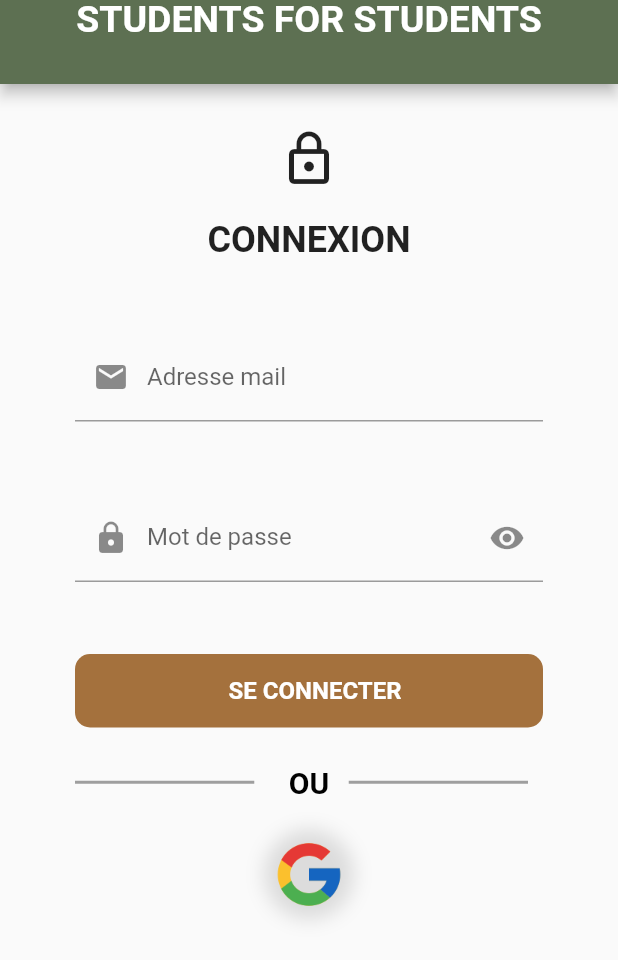
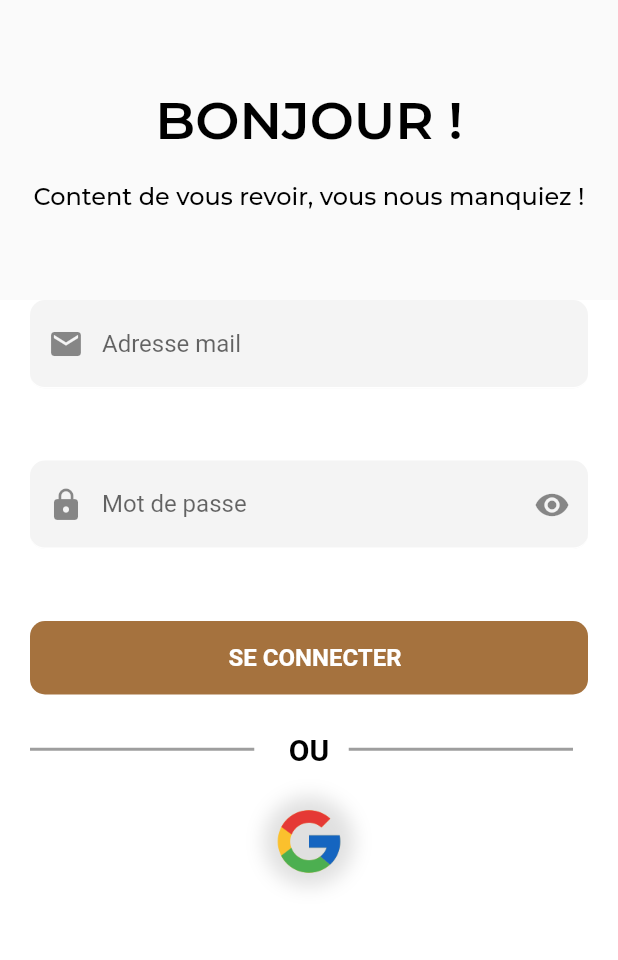
Before and after one commit to khalilkrm/StudentsForStudentsMobile, a Flutter app: the screen it shows after launch, on a phone screen of 412 x 824 dp. Shown: the top 960 px of the screen. Run offline on Flutter 3.47's test engine with Material 2 defaults, Android fonts, the phone set to English and light mode, and no system bars; our stand-ins replace cloud_firestore, firebase_core, flutter_secure_storage, google_fonts, google_maps_flutter, google_sign_in and 4 more; missing offline and left inert: flutter_polyline_points, icalendar_parser, open_file_plus, syncfusion_localizations; accounts and stored records are empty; generated files the repository leaves out were written again.

Commit message:
style auth page and fix file pdf format exception

```diff
--- a/lib/apis/urls.dart
+++ b/lib/apis/urls.dart
@@ -1,6 +1,7 @@
 String envFilename = '.env';
 String base = "10.0.2.2:7150";
 String signIn = "User/SignIn";
+String whoami = "User";
 String googleSignIn = "User/Google";
 String linkCalendar = "User/{calendarLink}";
 String calendar = "Calendar";
--- a/lib/main.dart
+++ b/lib/main.dart
@@ -73,6 +73,8 @@ Future<void> main() async {
     googleSignIn: GoogleSignIn(scopes: scopes),
   );
 
+  await userStore.findUserFromLocalStorage();
+
   final CalendarStore calendarStore =
       CalendarStore(horairixRepository: horairixRepository);
   final NavStore navStore = NavStore();
@@ -130,7 +132,7 @@ class MyApp extends StatelessWidget {
       home: Scaffold(body: Consumer<UserStore>(
         builder: (context, userStore, child) {
           if (!userStore.isSignedIn) {
-            return AuthenticationPage();
+            return const AuthenticationPage();
           } else {
             return Consumer<NavStore>(
               builder: (context, navStore, child) {
--- a/lib/repositories/file_repository.dart
+++ b/lib/repositories/file_repository.dart
@@ -17,7 +17,7 @@ class FileRepository {
     return files;
   }
 
-  Future<String> downloadFile({
+  Future<String> downloadFileContent({
     required String token,
     required String fileName,
   }) async {
--- a/lib/views/molecules/text_form_field_molecule.dart
+++ b/lib/views/molecules/text_form_field_molecule.dart
@@ -32,7 +32,7 @@ class TextFormFieldMolecule extends StatefulWidget {
 }
 
 class _TextFormFieldMoleculeState extends State<TextFormFieldMolecule> {
-  bool _obscureText = false;
+  bool _obscureText = true;
 
   @override
   Widget build(BuildContext context) {
@@ -40,21 +40,31 @@ class _TextFormFieldMoleculeState extends State<TextFormFieldMolecule> {
       minLines: widget._minLines,
       maxLines: widget._minLines,
       controller: widget._controller,
-      obscureText: _obscureText,
+      obscureText: widget._isForPassword && _obscureText,
       inputFormatters: widget._type
           ? <TextInputFormatter>[FilteringTextInputFormatter.digitsOnly]
           : null,
       decoration: InputDecoration(
+        enabledBorder: const UnderlineInputBorder(
+          borderSide: BorderSide(color: Colors.white),
+          borderRadius: BorderRadius.all(Radius.circular(10)),
+        ),
+        focusedBorder: const UnderlineInputBorder(
+          borderSide: BorderSide(color: Colors.transparent),
+          borderRadius: BorderRadius.all(Radius.circular(10)),
+        ),
+        filled: true,
+        fillColor: const Color(0XFFf4f4f4),
         labelText: widget._label,
         errorText: widget._errorText,
-        prefixIcon: widget._prefixIcon ?? const SizedBox(),
+        prefixIcon: widget._prefixIcon ?? const SizedBox.shrink(),
         suffixIcon: widget._isForPassword
             ? InkWell(
                 onTap: () => setState(() => _obscureText = !_obscureText),
                 child: Icon(
-                    _obscureText ? Icons.visibility_off : Icons.visibility),
+                    _obscureText ? Icons.visibility : Icons.visibility_off),
               )
-            : const SizedBox(),
+            : const SizedBox.shrink(),
       ),
     );
   }
--- a/lib/views/organisms/screen_content.dart
+++ b/lib/views/organisms/screen_content.dart
@@ -1,4 +1,4 @@
-import 'package:flutter/cupertino.dart';
+import 'package:flutter/material.dart';
 
 class ScreenContent extends StatelessWidget {
   final List<Widget> _children;
@@ -8,7 +8,8 @@ class ScreenContent extends StatelessWidget {
 
   @override
   Widget build(BuildContext context) {
-    return SizedBox(
+    return Container(
+      color: Colors.white,
       height: double.infinity,
       width: double.infinity,
       child: SingleChildScrollView(
--- a/lib/views/pages/authentication_page.dart
+++ b/lib/views/pages/authentication_page.dart
@@ -1,13 +1,15 @@
 import 'package:flutter/material.dart';
+import 'package:google_fonts/google_fonts.dart';
 import 'package:provider/provider.dart';
 import 'package:student_for_student_mobile/stores/user_store.dart';
 import 'package:student_for_student_mobile/views/molecules/button_molecule.dart';
 import 'package:student_for_student_mobile/views/molecules/error_ahead_molecule.dart';
-import 'package:student_for_student_mobile/views/molecules/screen_title.dart';
 import 'package:student_for_student_mobile/views/molecules/social_button.dart';
 import 'package:student_for_student_mobile/views/molecules/text_form_field_molecule.dart';
 import 'package:student_for_student_mobile/views/organisms/display_social_buttons.dart';
 import 'package:student_for_student_mobile/views/organisms/screen_content.dart';
+
+const _toolbarHeigth = 200.0;
 
 class AuthenticationPage extends StatefulWidget {
   const AuthenticationPage({super.key});
@@ -35,36 +37,48 @@ class _AuthenticationPageState extends State<AuthenticationPage> {
 
     return Scaffold(
       appBar: AppBar(
-        title: const ScreenTitle(title: 'STUDENTS FOR STUDENTS'),
+        toolbarHeight: _toolbarHeigth,
+        elevation: 0,
+        backgroundColor: Colors.transparent,
+        title: Container(
+          alignment: Alignment.center,
+          child: Column(
+            crossAxisAlignment: CrossAxisAlignment.center,
+            mainAxisAlignment: MainAxisAlignment.center,
+            children: [
+              Text(
+                "BONJOUR !",
+                style: GoogleFonts.montserrat(
+                  color: Colors.black,
+                  fontSize: 35,
+                  fontWeight: FontWeight.w600,
+                ),
+              ),
+              const SizedBox(height: 20),
+              Text(
+                "Content de vous revoir, vous nous manquiez !",
+                textAlign: TextAlign.center,
+                softWrap: true,
+                overflow: TextOverflow.visible,
+                style: GoogleFonts.montserrat(
+                  color: Colors.black,
+                  fontSize: 16,
+                  fontWeight: FontWeight.w500,
+                ),
+              ),
+            ],
+          ),
+        ),
       ),
       body: ScreenContent(children: [
         Consumer<UserStore>(
             builder: (context, store, child) => Padding(
-                  padding: const EdgeInsets.only(left: 50, right: 50),
+                  padding: const EdgeInsets.symmetric(horizontal: 20),
                   child: Wrap(
                     runSpacing: 48.0,
-                    alignment: WrapAlignment.center,
-                    crossAxisAlignment: WrapCrossAlignment.center,
+                    // alignment: WrapAlignment.center,
+                    // crossAxisAlignment: WrapCrossAlignment.center,
                     children: [
-                      Padding(
-                        padding: const EdgeInsets.only(top: 30.0),
-                        child: Column(
-                          children: const [
-                            Icon(
-                              Icons.lock_outline,
-                              size: 40.0,
-                            ),
-                            Padding(
-                              padding: EdgeInsets.only(top: 20.0),
-                              child: Text(
-                                'CONNEXION',
-                                style: TextStyle(
-                                    fontSize: 24, fontWeight: FontWeight.bold),
-                              ),
-                            ),
-                          ],
-                        ),
-                      ),
                       _hideTopErrors
                           ? const SizedBox()
                           : ErrorAheadMolecule(
@@ -102,7 +116,6 @@ class _AuthenticationPageState extends State<AuthenticationPage> {
                         isForPassword: true,
                       ),
                       Wrap(
-                        alignment: WrapAlignment.center,
                         runSpacing: 20.0,
                         children: [
                           ButtonMolecule(
@@ -114,35 +127,7 @@ class _AuthenticationPageState extends State<AuthenticationPage> {
                                 : () => _onConnectClicked(store),
                             label: "SE CONNECTER",
                           ),
-                          Row(
-                            children: <Widget>[
-                              Expanded(
-                                child: Container(
-                                  margin: const EdgeInsets.only(right: 10.0),
-                                  height: 2.0,
-                                  color: Colors.grey,
-                                ),
-                              ),
-                              Container(
-                                padding: const EdgeInsets.symmetric(
-                                    horizontal: 10.0, vertical: 5.0),
-                                margin:
-                                    const EdgeInsets.symmetric(horizontal: 3.0),
-                                child: const Text("OU",
-                                    style: TextStyle(
-                                        color: Colors.black,
-                                        fontSize: 20.0,
-                                        fontWeight: FontWeight.bold)),
-                              ),
-                              Expanded(
-                                child: Container(
-                                  margin: const EdgeInsets.only(right: 10.0),
-                                  height: 2.0,
-                                  color: Colors.grey,
-                                ),
-                              ),
-                            ],
-                          ),
+                          const _Divider(),
                           DisplaySocialButtons(
                             socialButtons: [
                               SocialButton(
@@ -208,3 +193,40 @@ class _AuthenticationPageState extends State<AuthenticationPage> {
         password.isEmpty ? "Veuillez entrer un mot de passe" : null;
   }
 }
+
+class _Divider extends StatelessWidget {
+  const _Divider({
+    Key? key,
+  }) : super(key: key);
+
+  @override
+  Widget build(BuildContext context) {
+    return Row(
+      children: <Widget>[
+        Expanded(
+          child: Container(
+            margin: const EdgeInsets.only(right: 10.0),
+            height: 2.0,
+            color: Colors.grey,
+          ),
+        ),
+        Container(
+          padding: const EdgeInsets.symmetric(horizontal: 10.0, vertical: 5.0),
+          margin: const EdgeInsets.symmetric(horizontal: 3.0),
+          child: const Text("OU",
+              style: TextStyle(
+                  color: Colors.black,
+                  fontSize: 20.0,
+                  fontWeight: FontWeight.bold)),
+        ),
+        Expanded(
+          child: Container(
+            margin: const EdgeInsets.only(right: 10.0),
+            height: 2.0,
+            color: Colors.grey,
+          ),
+        ),
+      ],
+    );
+  }
+}
--- a/lib/views/templates/nested_scollable_tab_bar_view_template.dart
+++ b/lib/views/templates/nested_scollable_tab_bar_view_template.dart
@@ -21,8 +21,6 @@ class NestedScollableTabBarViewTemplate extends StatefulWidget {
 
   final Widget title;
   final List<Widget> tabs;
-
-  /// Key is to know if the view - which is the widget value mapped - is empty or not
   final List<TabBarViewModel> views;
 
   @override
@@ -117,7 +115,6 @@ class _TabBar extends StatelessWidget {
           color: const Color(0xFF85a074),
           borderRadius: BorderRadius.circular(25.0)),
       child: TabBar(
-          isScrollable: false,
           padding: const EdgeInsets.all(_tabBarPadding),
           unselectedLabelColor: Colors.black,
           indicator: const BoxDecoration(
--- a/pubspec.yaml
+++ b/pubspec.yaml
@@ -61,6 +61,8 @@ dependencies:
   open_file_plus: ^3.3.0
   path_provider: ^2.0.11
   permission_handler: ^10.2.0
+  flutter_secure_storage: ^6.1.0
+  uuid: ^3.0.7
 
 dev_dependencies:
   flutter_test:
```
Also changed, not shown: lib/apis/user_api.dart (+23 -2 lines), lib/repositories/user_repository.dart (+15 -1 lines), lib/stores/file_store.dart (+32 -15 lines), lib/stores/map_store.dart (+4 -5 lines), lib/stores/user_store.dart (+30 -2 lines), lib/views/pages/file_page.dart (+22 -1 lines), lib/views/pages/profile_page.dart (+4 -4 lines), pubspec.lock, 6 other files.
